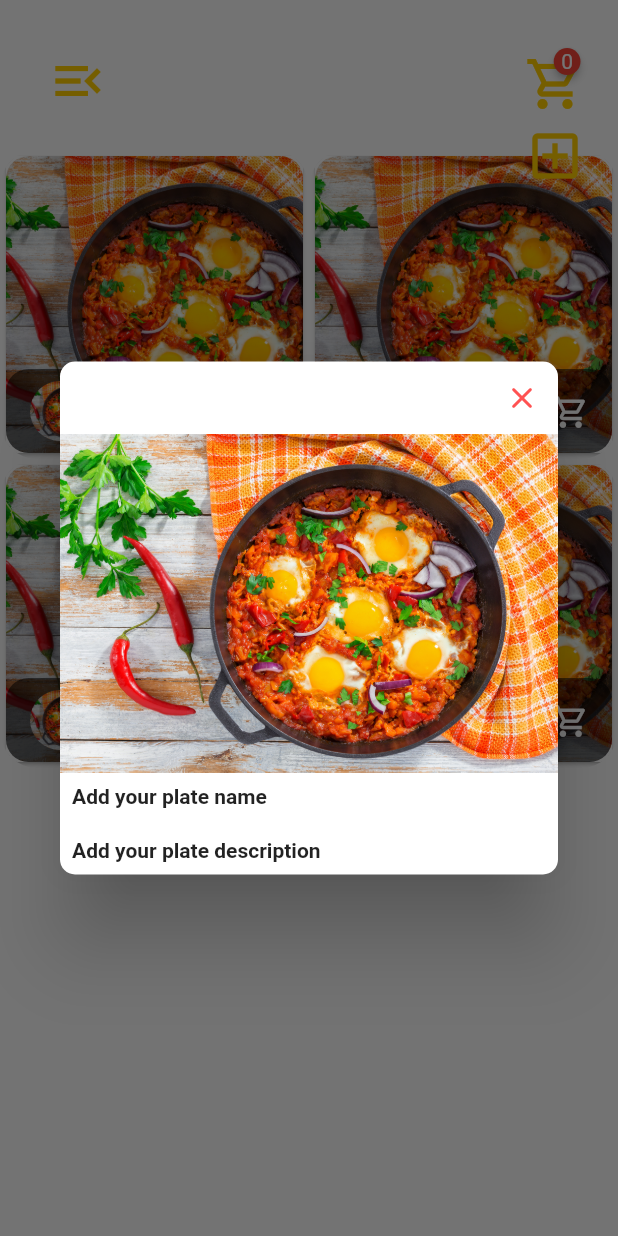
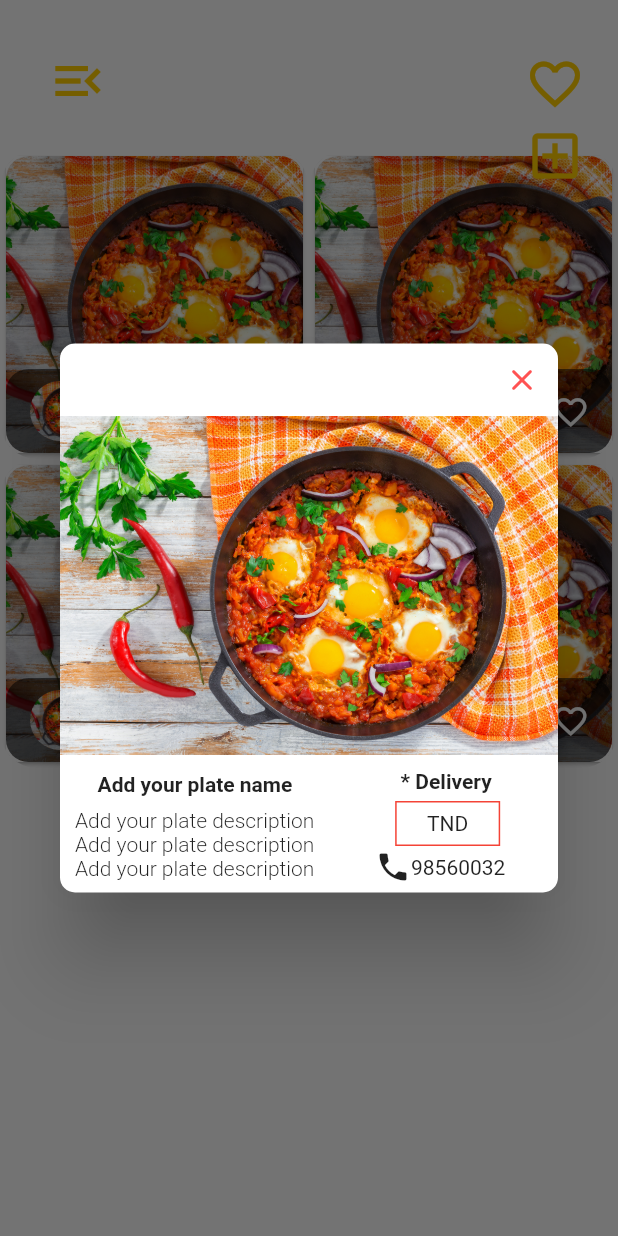
Before and after one commit to eya-98/diyeri, a Flutter app: the Home screen opened directly, after a tap on an icon or button, on a phone screen of 412 x 824 dp. Run offline on Flutter 3.47's test engine with Material 2 defaults, Android fonts, the phone set to English and light mode, and no system bars; drawn by our look-alikes of badges; our stand-ins replace cloud_firestore, dotted_border, firebase_auth, firebase_core, flutter_image_slideshow, image_picker; accounts and stored records are empty.

Commit message:
home page

```diff
--- a/diyeri/lib/screens/home.dart
+++ b/diyeri/lib/screens/home.dart
@@ -249,21 +249,11 @@ decoration: BoxDecoration(
             ),
             const SizedBox(width: 270),
             Column ( children: [
-             const SizedBox(height: 28),
-              Badge(
-      position: BadgePosition.topEnd(top: 0, end: 3),
-      animationDuration: const Duration(milliseconds: 300),
-      animationType: BadgeAnimationType.scale,
-      badgeContent: Text(
-         reservation.count.toString(),
-        style: const TextStyle(color: Colors.white),
-      ),
-      child: IconButton(
-              icon: const Icon(Icons.shopping_cart_outlined, color:Color(0xffffcc00), size: 40,),
+             const SizedBox(height: 28), IconButton(
+              icon: const Icon(Icons.favorite_border, color:Color(0xffffcc00), size: 40,),
               onPressed: () {
               },
             ),
-              ),
               IconButton(
                 icon: const Icon(Icons.add_box_outlined, color:Color(0xffffcc00), size: 40,),
                 onPressed: () async {
@@ -282,14 +272,8 @@ decoration: BoxDecoration(
     drawer: Drawer(
       child: ListView(
          children: <Widget> [
-           const DrawerHeader(
-             decoration: BoxDecoration(
-               gradient: LinearGradient(colors: <Color>[
-                 Colors.deepOrange,
-                 Colors.orangeAccent,
-               ]),
-             ),
-             child: Text('')),
+            DrawerHeader(
+             child: Image.asset('assets/logo2.png')),
            ListTile(
              leading: const Icon(Icons.home,),
              title: const Text('Home', style: TextStyle(fontSize: 18),),
@@ -403,8 +387,9 @@ class Product extends StatelessWidget {
   final product_pic;
   final product_price;
   final product_old_price;
+    bool favorite = false;
 
-  const Product(
+  Product(
       {this.product_name,
       this.product_pic,
       this.product_price,
@@ -428,8 +413,12 @@ return ClipRRect(
                             color: Colors.black54,
                           ),
                           child: ListTile(
-                             trailing: IconButton(constraints: const BoxConstraints(), padding: EdgeInsets.zero, icon: const Icon(Icons.shopping_cart_outlined, color: Colors.white, size: 25,), onPressed: () {
-                            reservation.increaseCounter();
+                             trailing: IconButton(constraints: const BoxConstraints(), padding: EdgeInsets.zero,
+                             icon: favorite == false ? const Icon(Icons.favorite_border, color: Colors.white, size: 25,): const Icon(Icons.favorite, color: Colors.white, size: 25,),
+                             onPressed: () {
+                              // setState(() {favorite = !favorite});
+                               print(favorite);
+                             reservation.increaseCounter();
                             },),
                             onTap: () {
 
@@ -496,7 +485,6 @@ return Dialog(
           ],
         ),
       ),
-
       SizedBox(
         width: 220,
         height: 226,
@@ -504,22 +492,52 @@ return Dialog(
           fit: BoxFit.cover,
         ),
       ),
-      const Padding(
-        padding:  EdgeInsets.all(8.0), child:
-      Text(
-          'Add your plate name',
+      Row(children: [
+        Column( children: [
+           const Padding(
+        padding: EdgeInsets.only(top: 12.0, left: 8, right: 8, bottom: 8),
+        child: Text(
+        'Add your plate name',
           style: TextStyle(fontWeight: FontWeight.bold),
         ),
       ),
-      const Padding(
-        padding:  EdgeInsets.only(top: 12.0, left: 8, right: 8, bottom: 8), child:
+       Container(
+         width: 180,
+        padding: const EdgeInsets.only( left: 10, bottom: 8), child:
                 Text(
-          'Add your plate description',
+          'Add your plate description Add your plate description Add your plate description',
+          style: TextStyle(fontWeight: FontWeight.w300),
+        ),
+      ),
+        ]),
+        Column(
+          children : [Container( margin: const EdgeInsets.only(left: 38, bottom: 5, top: 5), child:
+                Text(
+          '* Delivery',
           style: TextStyle(fontWeight: FontWeight.bold),
         ),
       ),
+        Container(
+          margin: const EdgeInsets.only(left: 40),
+          height: 30, width: 70,  decoration: BoxDecoration(
+    border: Border.all(color: Colors.red)
+  ),
+          child: Center(child: Text('TND')),
+        ),
+        Container(
+          margin: const EdgeInsets.only(left: 30, top: 2),
+          child: Row(children : [
+          Icon(Icons.phone),
+          Text('98560032')
+        ])
+        )
+        ]
+
+        )
     ],
   ),
+    ]
+  )
   )
 );
   }
```
